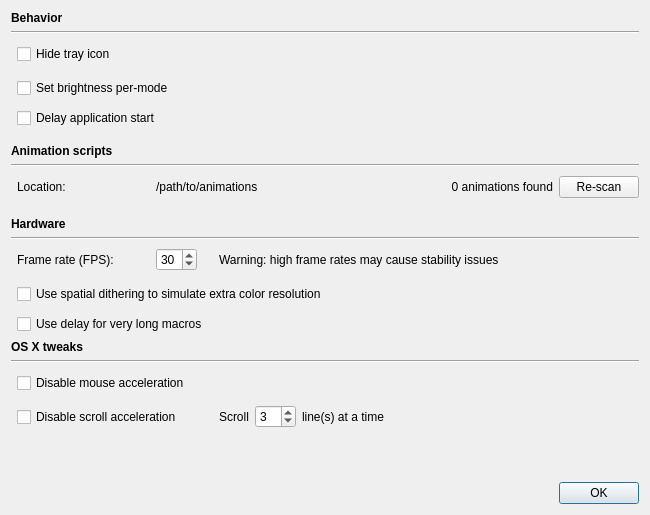
Before: the Qt Designer form src/gui/extrasettingswidget.ui in ckb-next/ckb-next, drawn with Qt 5.
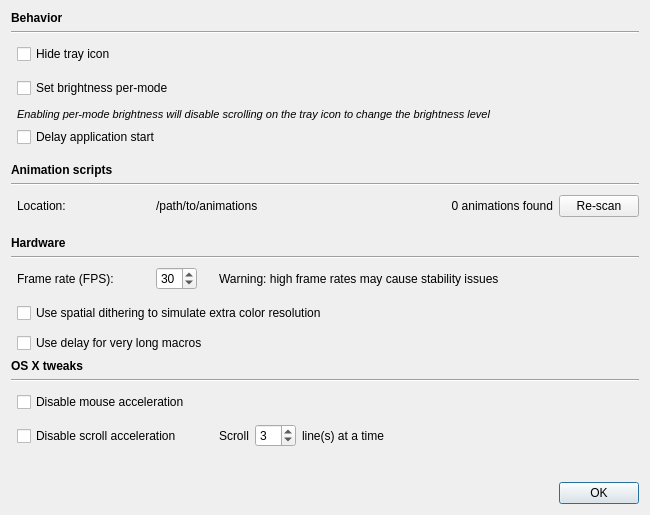
After: the same form once the commit is applied.

Commit message: Show warning about scroll on tray being disabled

Diff of the .ui file:
```diff
--- a/src/gui/extrasettingswidget.ui
+++ b/src/gui/extrasettingswidget.ui
@@ -14,7 +14,23 @@
    <string>Application Settings</string>
   </property>
   <layout class="QGridLayout" name="gridLayout">
-   <item row="14" column="5">
+   <item row="2" column="0">
+    <spacer name="verticalSpacer">
+     <property name="orientation">
+      <enum>Qt::Vertical</enum>
+     </property>
+     <property name="sizeType">
+      <enum>QSizePolicy::Fixed</enum>
+     </property>
+     <property name="sizeHint" stdset="0">
+      <size>
+       <width>0</width>
+       <height>28</height>
+      </size>
+     </property>
+    </spacer>
+   </item>
+   <item row="16" column="5">
     <widget class="QLabel" name="fpsWarnLabel">
      <property name="sizePolicy">
       <sizepolicy hsizetype="Expanding" vsizetype="Preferred">
@@ -27,14 +43,14 @@
      </property>
     </widget>
    </item>
-   <item row="19" column="0" colspan="7">
+   <item row="21" column="0" colspan="7">
     <widget class="Line" name="osxLine">
      <property name="orientation">
       <enum>Qt::Horizontal</enum>
      </property>
     </widget>
    </item>
-   <item row="16" column="1" colspan="6">
+   <item row="18" column="1" colspan="6">
     <widget class="QCheckBox" name="delayBox">
      <property name="toolTip">
       <string>When using macros with strings longer than 25 chars, some OS may lose characters (e.g. Mint 17.2). Select to prevent that bug.</string>
@@ -44,7 +60,7 @@
      </property>
     </widget>
    </item>
-   <item row="14" column="6">
+   <item row="16" column="6">
     <spacer name="horizontalSpacer">
      <property name="orientation">
       <enum>Qt::Horizontal</enum>
@@ -57,7 +73,7 @@
      </property>
     </spacer>
    </item>
-   <item row="10" column="1">
+   <item row="12" column="1">
     <spacer name="verticalSpacer_6">
      <property name="orientation">
       <enum>Qt::Vertical</enum>
@@ -73,7 +89,7 @@
      </property>
     </spacer>
    </item>
-   <item row="6" column="1">
+   <item row="8" column="1">
     <spacer name="verticalSpacer_5">
      <property name="orientation">
       <enum>Qt::Vertical</enum>
@@ -89,7 +105,7 @@
      </property>
     </spacer>
    </item>
-   <item row="21" column="0">
+   <item row="23" column="0">
     <spacer name="verticalSpacer_11">
      <property name="orientation">
       <enum>Qt::Vertical</enum>
@@ -105,7 +121,7 @@
      </property>
     </spacer>
    </item>
-   <item row="14" column="2">
+   <item row="16" column="2">
     <spacer name="horizontalSpacer_2">
      <property name="orientation">
       <enum>Qt::Horizontal</enum>
@@ -121,14 +137,14 @@
      </property>
     </spacer>
    </item>
-   <item row="12" column="0" colspan="7">
+   <item row="14" column="0" colspan="7">
     <widget class="Line" name="line_2">
      <property name="orientation">
       <enum>Qt::Horizontal</enum>
      </property>
     </widget>
    </item>
-   <item row="22" column="5">
+   <item row="24" column="5">
     <spacer name="verticalSpacer_2">
      <property name="orientation">
       <enum>Qt::Vertical</enum>
@@ -141,7 +157,7 @@
      </property>
     </spacer>
    </item>
-   <item row="7" column="0" colspan="7">
+   <item row="9" column="0" colspan="7">
     <widget class="QLabel" name="label_5">
      <property name="font">
       <font>
@@ -154,7 +170,7 @@
      </property>
     </widget>
    </item>
-   <item row="18" column="0" colspan="7">
+   <item row="20" column="0" colspan="7">
     <widget class="QLabel" name="osxLabel">
      <property name="font">
       <font>
@@ -167,7 +183,7 @@
      </property>
     </widget>
    </item>
-   <item row="14" column="4">
+   <item row="16" column="4">
     <spacer name="horizontalSpacer_3">
      <property name="orientation">
       <enum>Qt::Horizontal</enum>
@@ -183,14 +199,14 @@
      </property>
     </spacer>
    </item>
-   <item row="9" column="1">
+   <item row="11" column="1">
     <widget class="QLabel" name="label_6">
      <property name="text">
       <string>Location:</string>
      </property>
     </widget>
    </item>
-   <item row="14" column="3">
+   <item row="16" column="3">
     <widget class="QSpinBox" name="fpsBox">
      <property name="minimum">
       <number>5</number>
@@ -243,7 +259,7 @@
      </property>
     </widget>
    </item>
-   <item row="14" column="0">
+   <item row="16" column="0">
     <spacer name="verticalSpacer_9">
      <property name="orientation">
       <enum>Qt::Vertical</enum>
@@ -275,14 +291,14 @@
      </property>
     </spacer>
    </item>
-   <item row="14" column="1">
+   <item row="16" column="1">
     <widget class="QLabel" name="label_3">
      <property name="text">
       <string>Frame rate (FPS):</string>
      </property>
     </widget>
    </item>
-   <item row="15" column="0">
+   <item row="17" column="0">
     <spacer name="verticalSpacer_8">
      <property name="orientation">
       <enum>Qt::Vertical</enum>
@@ -298,7 +314,7 @@
      </property>
     </spacer>
    </item>
-   <item row="9" column="0">
+   <item row="11" column="0">
     <spacer name="verticalSpacer_4">
      <property name="orientation">
       <enum>Qt::Vertical</enum>
@@ -314,7 +330,7 @@
      </property>
     </spacer>
    </item>
-   <item row="21" column="5" colspan="2">
+   <item row="23" column="5" colspan="2">
     <widget class="QWidget" name="sSpeedWidget" native="true">
      <property name="sizePolicy">
       <sizepolicy hsizetype="Expanding" vsizetype="Preferred">
@@ -371,7 +387,14 @@
      </layout>
     </widget>
    </item>
-   <item row="15" column="1" colspan="6">
+   <item row="10" column="0" colspan="7">
+    <widget class="Line" name="line_3">
+     <property name="orientation">
+      <enum>Qt::Horizontal</enum>
+     </property>
+    </widget>
+   </item>
+   <item row="17" column="1" colspan="6">
     <widget class="QCheckBox" name="ditherBox">
      <property name="toolTip">
       <string>May improve appearance on some keyboards.</string>
@@ -381,7 +404,7 @@
      </property>
     </widget>
    </item>
-   <item row="21" column="1" colspan="4">
+   <item row="23" column="1" colspan="4">
     <widget class="QCheckBox" name="sAccelBox">
      <property name="toolTip">
       <string>Try this if you're having problems with the scroll wheel.</string>
@@ -391,30 +414,7 @@
      </property>
     </widget>
    </item>
-   <item row="2" column="0">
-    <spacer name="verticalSpacer">
-     <property name="orientation">
-      <enum>Qt::Vertical</enum>
-     </property>
-     <property name="sizeType">
-      <enum>QSizePolicy::Fixed</enum>
-     </property>
-     <property name="sizeHint" stdset="0">
-      <size>
-       <width>0</width>
-       <height>28</height>
-      </size>
-     </property>
-    </spacer>
-   </item>
-   <item row="8" column="0" colspan="7">
-    <widget class="Line" name="line_3">
-     <property name="orientation">
-      <enum>Qt::Horizontal</enum>
-     </property>
-    </widget>
-   </item>
-   <item row="16" column="1">
+   <item row="18" column="1">
     <spacer name="verticalSpacer_7">
      <property name="orientation">
       <enum>Qt::Vertical</enum>
@@ -430,7 +430,7 @@
      </property>
     </spacer>
    </item>
-   <item row="9" column="3" colspan="4">
+   <item row="11" column="3" colspan="4">
     <layout class="QHBoxLayout" name="horizontalLayout">
      <item>
       <widget class="QLabel" name="animPathLabel">
@@ -464,7 +464,7 @@
      </item>
     </layout>
    </item>
-   <item row="23" column="0" colspan="7">
+   <item row="25" column="0" colspan="7">
     <widget class="QDialogButtonBox" name="buttonBox">
      <property name="orientation">
       <enum>Qt::Horizontal</enum>
@@ -474,7 +474,7 @@
      </property>
     </widget>
    </item>
-   <item row="11" column="0" colspan="7">
+   <item row="13" column="0" colspan="7">
     <widget class="QLabel" name="label_2">
      <property name="font">
       <font>
@@ -487,7 +487,7 @@
      </property>
     </widget>
    </item>
-   <item row="20" column="0">
+   <item row="22" column="0">
     <spacer name="verticalSpacer_10">
      <property name="orientation">
       <enum>Qt::Vertical</enum>
@@ -503,7 +503,7 @@
      </property>
     </spacer>
    </item>
-   <item row="20" column="1" colspan="6">
+   <item row="22" column="1" colspan="6">
     <widget class="QCheckBox" name="mAccelBox">
      <property name="toolTip">
       <string>Try this if you're having problems with mouse movement.</string>
@@ -513,13 +513,29 @@
      </property>
     </widget>
    </item>
-   <item row="5" column="1" colspan="6">
+   <item row="7" column="1" colspan="6">
     <widget class="QCheckBox" name="startDelayBox">
      <property name="text">
       <string>Delay application start</string>
      </property>
     </widget>
    </item>
+   <item row="4" column="1" colspan="6">
+    <widget class="QLabel" name="scrollWarningLabel">
+     <property name="enabled">
+      <bool>true</bool>
+     </property>
+     <property name="font">
+      <font>
+       <pointsize>8</pointsize>
+       <italic>true</italic>
+      </font>
+     </property>
+     <property name="text">
+      <string>Enabling per-mode brightness will disable scrolling on the tray icon to change the brightness level</string>
+     </property>
+    </widget>
+   </item>
   </layout>
  </widget>
  <tabstops>
```
The commit also changes 1 other file.
